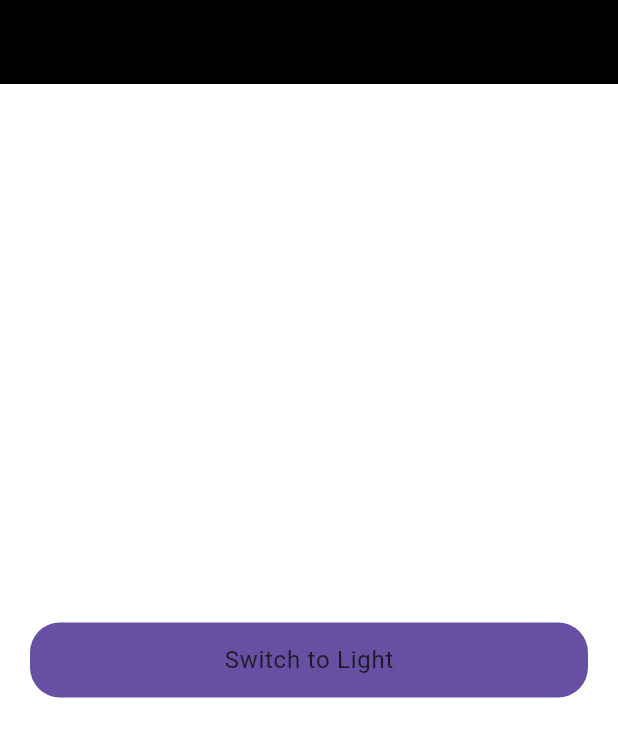
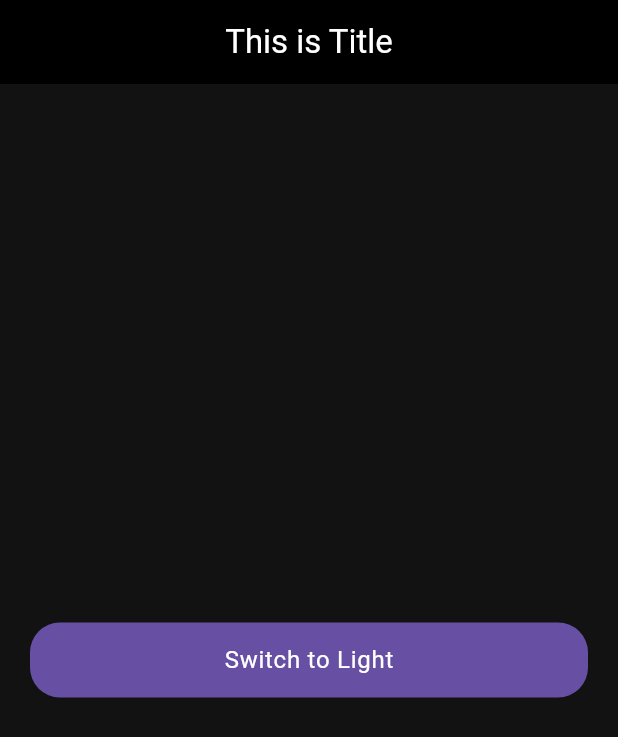
Before and after one commit to HaiderAli228/75DaysGoal, a Flutter app: the screen it shows after launch, after a tap on "Switch to Dark", on a phone screen of 412 x 824 dp. Shown: the top 737 px of the screen. Run offline on Flutter 3.47's test engine with Material 3 defaults, Android fonts, the phone set to English and light mode, and no system bars; network calls fail.

Commit message:
complete the universal ui and next to adaptive layout

```diff
--- a/lib/main.dart
+++ b/lib/main.dart
@@ -18,16 +18,13 @@ class _MyAppState extends State<MyApp> {
     return MaterialApp(
       debugShowCheckedModeBanner: false,
       darkTheme: ThemeData(
-        colorScheme: ColorScheme(
-          brightness: Brightness.dark,
+        colorScheme: ColorScheme.dark(
           primary: Colors.white,
           onPrimary: Colors.black,
           secondary: Colors.white,
           onSecondary: Colors.black,
           error: Colors.red,
           onError: Colors.white,
-          surface: Colors.white,
-          onSurface: Colors.black,
         ),
         appBarTheme: AppBarTheme(
           backgroundColor: Colors.black,
@@ -45,6 +42,17 @@ class _MyAppState extends State<MyApp> {
       ),
       theme: ThemeData(
         brightness: Brightness.light,
+        colorScheme: ColorScheme(
+          brightness: Brightness.light,
+          primary: Colors.purple,
+          onPrimary: Colors.white,
+          secondary: Colors.purple,
+          onSecondary: Colors.white,
+          error: Colors.red,
+          onError: Colors.white,
+          surface: Colors.white,
+          onSurface: Colors.black,
+        ),
         appBarTheme: AppBarTheme(
           backgroundColor: Colors.red,
           centerTitle: false,
@@ -53,11 +61,7 @@ class _MyAppState extends State<MyApp> {
           titleTextStyle: TextStyle(fontSize: 40, fontWeight: FontWeight.bold),
         ),
         textTheme: TextTheme(
-          bodyLarge: TextStyle(
-            color: Colors.white,
-            fontWeight: FontWeight.bold,
-            fontSize: 20,
-          ),
+          bodyLarge: TextStyle(fontWeight: FontWeight.bold, fontSize: 100),
         ),
       ),
       themeMode: toggle ? ThemeMode.dark : ThemeMode.light,
@@ -82,7 +86,9 @@ class _MyAppState extends State<MyApp> {
               margin: EdgeInsets.all(20),
               child: Text(
                 toggle ? "Switch to Light" : "Switch to Dark",
-                style: Theme.of(context).textTheme.bodyLarge,
+                style: Theme.of(context).textTheme.bodyLarge?.copyWith(
+                  color: Theme.of(context).colorScheme.onPrimary,
+                ),
               ),
             ),
           ),
@@ -91,37 +97,3 @@ class _MyAppState extends State<MyApp> {
     );
   }
 }
-
-// class Day4Theme extends StatefulWidget {
-//   const Day4Theme({super.key});
-//
-//   @override
-//   State<Day4Theme> createState() => _Day4ThemeState();
-// }
-//
-// class _Day4ThemeState extends State<Day4Theme> {
-//   @override
-//   Widget build(BuildContext context) {
-//     return Scaffold(
-//       appBar: AppBar(title: Text("This is Title")),
-//       body: InkWell(
-//         onTap: () {
-//           setState(() {
-//             toggle == true ? toggle = false : toggle = true;
-//           });
-//         },
-//         child: Container(
-//           height: 100,
-//           width: double.infinity,
-//           padding: EdgeInsets.all(10),
-//           margin: EdgeInsets.all(20),
-//           color: Theme.of(context).colorScheme.primary,
-//           child: Text(
-//             "Toggle to Dark",
-//             style: Theme.of(context).textTheme.bodyLarge,
-//           ),
-//         ),
-//       ),
-//     );
-//   }
-// }
```
